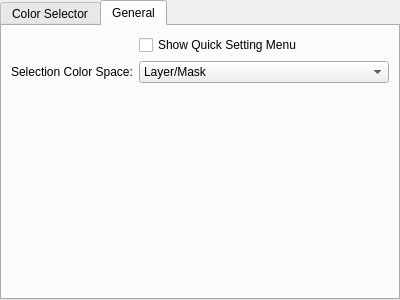
Qt form plugins/dockers/widegamutcolorselector/WdgWGSelectorSettings.ui (KDE/krita) before a commit.
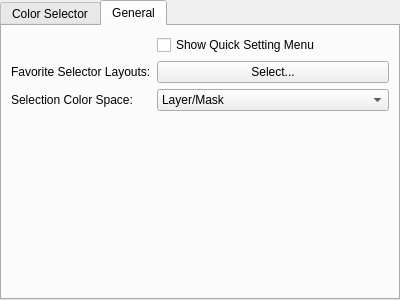
The same form after that commit. The open tabs and pages were chosen to show the change. Custom widgets are drawn as their Qt base class.

Commit message:
More configuration work for Wide Gamut Color Selector
- create a specialized config class that works like KisConfig
- allow multi-selection in WGSelectorConfigGrid
- make the selector shapes in the quick settings menu configurable

```diff
--- a/plugins/dockers/widegamutcolorselector/WdgWGSelectorSettings.ui
+++ b/plugins/dockers/widegamutcolorselector/WdgWGSelectorSettings.ui
@@ -110,14 +110,14 @@
          </property>
         </widget>
        </item>
-       <item row="1" column="0">
+       <item row="3" column="0">
         <widget class="QLabel" name="label_2">
          <property name="text">
           <string>Selection Color Space:</string>
          </property>
         </widget>
        </item>
-       <item row="1" column="1">
+       <item row="3" column="1">
         <widget class="QComboBox" name="cmbSelectionColorSpace">
          <item>
           <property name="text">
@@ -136,6 +136,20 @@
          </item>
         </widget>
        </item>
+       <item row="1" column="1">
+        <widget class="KisPopupButton" name="btnFavoriteSelectors">
+         <property name="text">
+          <string>Select...</string>
+         </property>
+        </widget>
+       </item>
+       <item row="1" column="0">
+        <widget class="QLabel" name="label_3">
+         <property name="text">
+          <string>Favorite Selector Layouts:</string>
+         </property>
+        </widget>
+       </item>
       </layout>
      </widget>
     </widget>
```
The commit also changes 11 other files.
